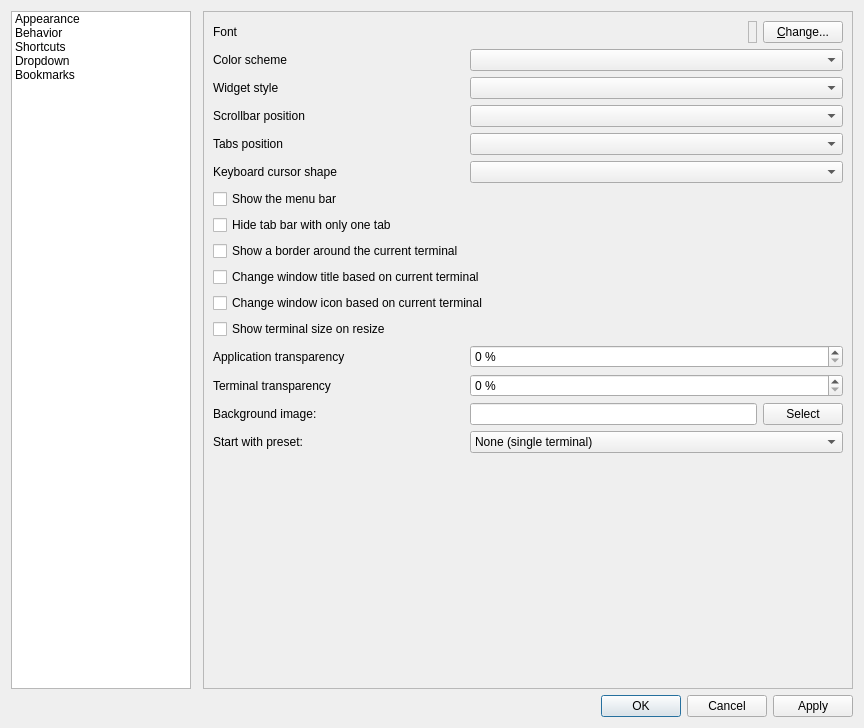
lxqt/qterminal, file src/forms/propertiesdialog.ui: the form before one commit.
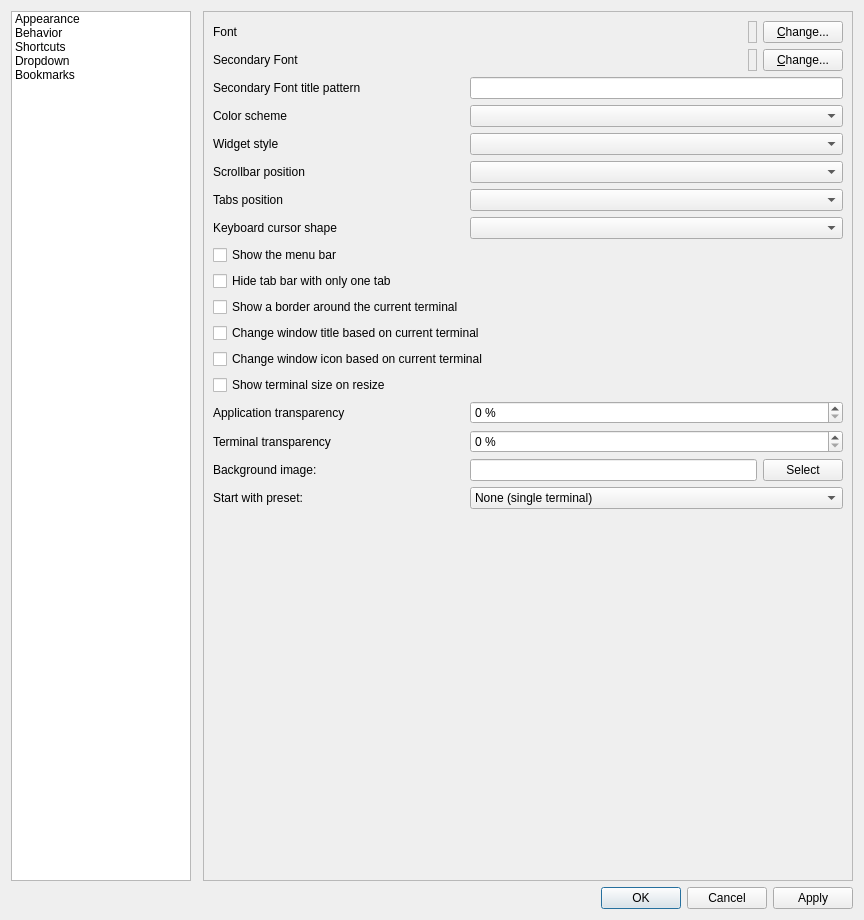
The form after the commit.

Commit message: new secondaryFont and secondaryFontPattern

```diff
--- a/src/forms/propertiesdialog.ui
+++ b/src/forms/propertiesdialog.ui
@@ -7,7 +7,7 @@
     <x>0</x>
     <y>0</y>
     <width>864</width>
-    <height>728</height>
+    <height>920</height>
    </rect>
   </property>
   <property name="windowTitle">
@@ -84,17 +84,17 @@
      </property>
      <widget class="QWidget" name="appearancePage">
       <layout class="QGridLayout" name="gridLayout_3">
-       <item row="8" column="0">
+       <item row="10" column="0">
         <widget class="QCheckBox" name="hideTabBarCheckBox">
          <property name="text">
           <string>Hide tab bar with only one tab</string>
          </property>
         </widget>
        </item>
-       <item row="2" column="1">
+       <item row="4" column="1">
         <widget class="QComboBox" name="colorSchemaCombo"/>
        </item>
-       <item row="2" column="0">
+       <item row="4" column="0">
         <widget class="QLabel" name="label_5">
          <property name="text">
           <string>Color scheme</string>
@@ -104,7 +104,7 @@
          </property>
         </widget>
        </item>
-       <item row="4" column="0">
+       <item row="6" column="0">
         <widget class="QLabel" name="label_7">
          <property name="text">
           <string>Scrollbar position</string>
@@ -114,7 +114,7 @@
          </property>
         </widget>
        </item>
-       <item row="17" column="0">
+       <item row="19" column="0">
         <widget class="QLabel" name="label_9">
          <property name="text">
           <string>Start with preset:</string>
@@ -124,20 +124,20 @@
          </property>
         </widget>
        </item>
-       <item row="4" column="1">
+       <item row="6" column="1">
         <widget class="QComboBox" name="scrollBarPos_comboBox"/>
        </item>
-       <item row="5" column="1">
+       <item row="7" column="1">
         <widget class="QComboBox" name="tabsPos_comboBox"/>
        </item>
-       <item row="9" column="0">
+       <item row="11" column="0">
         <widget class="QCheckBox" name="highlightCurrentCheckBox">
          <property name="text">
           <string>Show a border around the current terminal</string>
          </property>
         </widget>
        </item>
-       <item row="14" column="0">
+       <item row="16" column="0">
         <widget class="QLabel" name="label">
          <property name="text">
           <string>Terminal transparency</string>
@@ -147,7 +147,7 @@
          </property>
         </widget>
        </item>
-       <item row="13" column="0">
+       <item row="15" column="0">
         <widget class="QLabel" name="label_4">
          <property name="text">
           <string>Application transparency</string>
@@ -157,7 +157,7 @@
          </property>
         </widget>
        </item>
-       <item row="17" column="1">
+       <item row="19" column="1">
         <widget class="QComboBox" name="terminalPresetComboBox">
          <item>
           <property name="text">
@@ -181,7 +181,7 @@
          </item>
         </widget>
        </item>
-       <item row="13" column="1">
+       <item row="15" column="1">
         <widget class="QSpinBox" name="appTransparencyBox">
          <property name="suffix">
           <string> %</string>
@@ -258,10 +258,10 @@
          </layout>
         </widget>
        </item>
-       <item row="3" column="1">
+       <item row="5" column="1">
         <widget class="QComboBox" name="styleComboBox"/>
        </item>
-       <item row="5" column="0">
+       <item row="7" column="0">
         <widget class="QLabel" name="label_8">
          <property name="text">
           <string>Tabs position</string>
@@ -271,10 +271,10 @@
          </property>
         </widget>
        </item>
-       <item row="6" column="1">
+       <item row="8" column="1">
         <widget class="QComboBox" name="keybCursorShape_comboBox"/>
        </item>
-       <item row="14" column="1">
+       <item row="16" column="1">
         <widget class="QSpinBox" name="termTransparencyBox">
          <property name="suffix">
           <string> %</string>
@@ -290,7 +290,7 @@
          </property>
         </widget>
        </item>
-       <item row="3" column="0">
+       <item row="5" column="0">
         <widget class="QLabel" name="label_6">
          <property name="text">
           <string>Widget style</string>
@@ -300,7 +300,7 @@
          </property>
         </widget>
        </item>
-       <item row="18" column="0" colspan="2">
+       <item row="20" column="0" colspan="2">
         <spacer name="verticalSpacer_3">
          <property name="orientation">
           <enum>Qt::Vertical</enum>
@@ -313,14 +313,14 @@
          </property>
         </spacer>
        </item>
-       <item row="7" column="0">
+       <item row="9" column="0">
         <widget class="QCheckBox" name="showMenuCheckBox">
          <property name="text">
           <string>Show the menu bar</string>
          </property>
         </widget>
        </item>
-       <item row="6" column="0">
+       <item row="8" column="0">
         <widget class="QLabel" name="label_12">
          <property name="text">
           <string>Keyboard cursor shape</string>
@@ -330,28 +330,28 @@
          </property>
         </widget>
        </item>
-       <item row="10" column="0" colspan="2">
+       <item row="12" column="0" colspan="2">
         <widget class="QCheckBox" name="changeWindowTitleCheckBox">
          <property name="text">
           <string>Change window title based on current terminal</string>
          </property>
         </widget>
        </item>
-       <item row="11" column="0" colspan="2">
+       <item row="13" column="0" colspan="2">
         <widget class="QCheckBox" name="changeWindowIconCheckBox">
          <property name="text">
           <string>Change window icon based on current terminal</string>
          </property>
         </widget>
        </item>
-       <item row="16" column="0">
+       <item row="18" column="0">
         <widget class="QLabel" name="label_13">
          <property name="text">
           <string>Background image:</string>
          </property>
         </widget>
        </item>
-       <item row="16" column="1">
+       <item row="18" column="1">
         <layout class="QHBoxLayout" name="horizontalLayout_3">
          <item>
           <widget class="QLineEdit" name="backgroundImageLineEdit"/>
@@ -365,13 +365,84 @@
          </item>
         </layout>
        </item>
-       <item row="12" column="0">
+       <item row="14" column="0">
         <widget class="QCheckBox" name="showTerminalSizeHintCheckBox">
          <property name="text">
           <string>Show terminal size on resize</string>
          </property>
         </widget>
        </item>
+       <item row="2" column="0" colspan="2">
+        <widget class="QWidget" name="fontWidget2" native="true">
+         <layout class="QHBoxLayout" name="horizontalLayout_5">
+          <property name="leftMargin">
+           <number>0</number>
+          </property>
+          <property name="topMargin">
+           <number>0</number>
+          </property>
+          <property name="rightMargin">
+           <number>0</number>
+          </property>
+          <property name="bottomMargin">
+           <number>0</number>
+          </property>
+          <item>
+           <widget class="QLabel" name="secondaryFontLabel">
+            <property name="text">
+             <string>Secondary Font</string>
+            </property>
+            <property name="buddy">
+             <cstring>changeSecondaryFontButton</cstring>
+            </property>
+           </widget>
+          </item>
+          <item>
+           <spacer name="secondaryFontSpacer">
+            <property name="orientation">
+             <enum>Qt::Horizontal</enum>
+            </property>
+            <property name="sizeHint" stdset="0">
+             <size>
+              <width>40</width>
+              <height>20</height>
+             </size>
+            </property>
+           </spacer>
+          </item>
+          <item>
+           <widget class="QLabel" name="secondaryFontSampleLabel">
+            <property name="frameShape">
+             <enum>QFrame::StyledPanel</enum>
+            </property>
+            <property name="text">
+             <string/>
+            </property>
+            <property name="wordWrap">
+             <bool>false</bool>
+            </property>
+           </widget>
+          </item>
+          <item>
+           <widget class="QPushButton" name="changeSecondaryFontButton">
+            <property name="text">
+             <string>&amp;Change...</string>
+            </property>
+           </widget>
+          </item>
+         </layout>
+        </widget>
+       </item>
+       <item row="3" column="0">
+        <widget class="QLabel" name="label_14">
+         <property name="text">
+          <string>Secondary Font title pattern</string>
+         </property>
+        </widget>
+       </item>
+       <item row="3" column="1">
+        <widget class="QLineEdit" name="secondaryFontPatternTextEdit"/>
+       </item>
       </layout>
      </widget>
      <widget class="QWidget" name="behaviorPage">
```
The commit also changes 6 other files.
